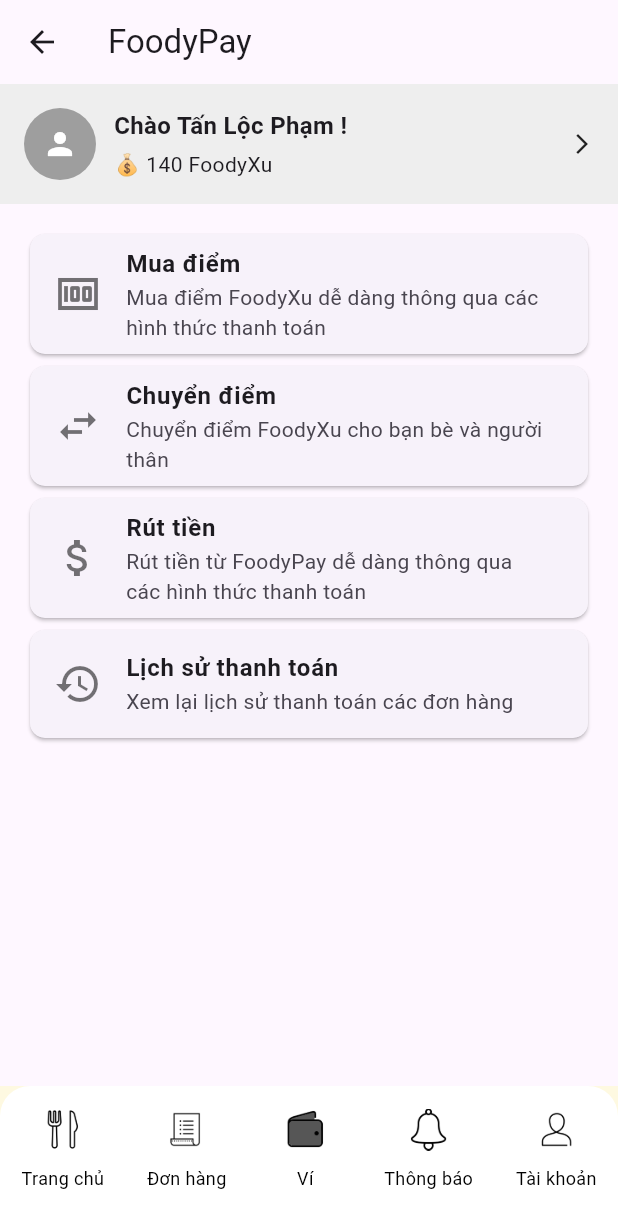
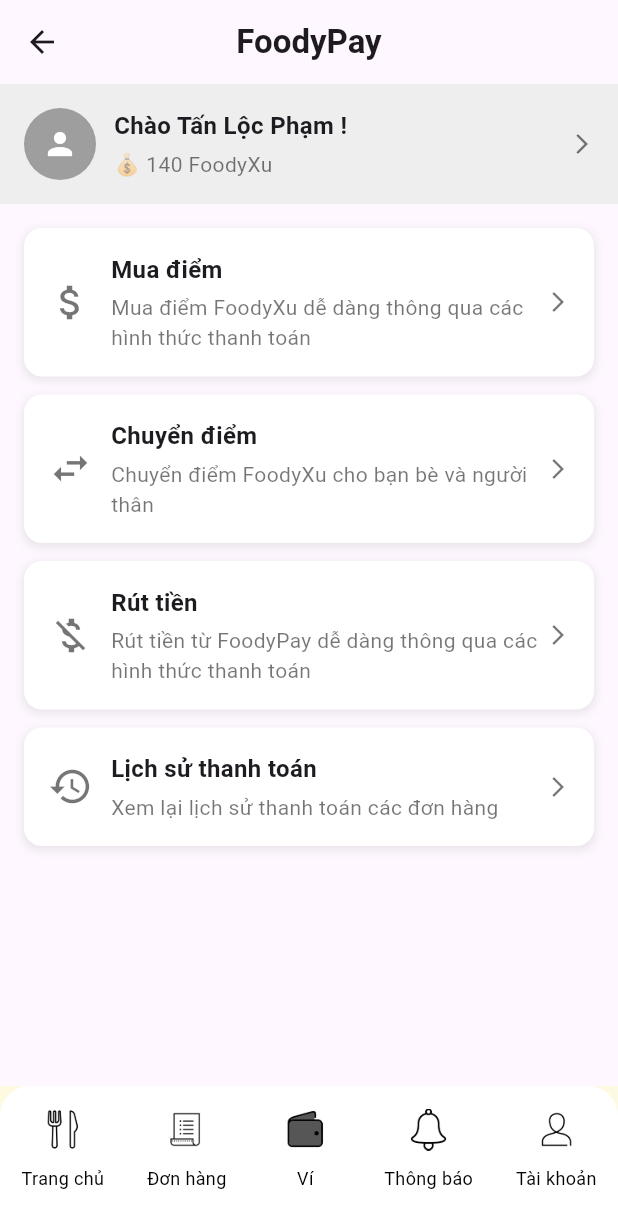
Before and after one commit to luongle0706/FoodyGo-Mobile, a Flutter app: the WalletHomepage screen opened by its route, on a phone screen of 412 x 824 dp. Shown: the top 1228 px of the screen. Run offline on Flutter 3.47's test engine with Material 3 defaults, Android fonts, the phone set to English and light mode, and no system bars; our stand-ins replace firebase_auth, firebase_core, firebase_messaging, flutter_local_notifications, flutter_secure_storage, go_router and 3 more; accounts and stored records are empty; generated files the repository leaves out were written again.

Commit message:
update ui

```diff
--- a/lib/main.dart
+++ b/lib/main.dart
@@ -14,6 +14,7 @@ import 'package:foodygo/view/pages/login.dart';
 import 'package:foodygo/view/pages/order_history.dart';
 import 'package:foodygo/view/pages/order_success.dart';
 import 'package:foodygo/view/pages/profile.dart';
+import 'package:foodygo/view/pages/profile_detail_page.dart';
 import 'package:foodygo/view/pages/protected_routes.dart';
 import 'package:foodygo/view/pages/register.dart';
 import 'package:foodygo/view/pages/register_info.dart';
@@ -139,7 +140,14 @@ class Main extends StatelessWidget {
                   name: 'protected_user',
                   path: '/protected/user',
                   pageBuilder: (context, state) {
-                    return MaterialPage(child: ProfilePage());
+                    return MaterialPage(child: UserProfileScreen());
+                  },
+                ),
+                GoRoute(
+                  name: 'protected_user_detail',
+                  path: '/protected/user/detail',
+                  pageBuilder: (context, state) {
+                    return MaterialPage(child: ProfileDetailPage());
                   },
                 ),
                 GoRoute(
@@ -154,7 +162,7 @@ class Main extends StatelessWidget {
                     path: '/protected/view-cart',
                     pageBuilder: (context, state) {
                       return MaterialPage(child: ViewCartPage());
-                    })
+                    }),
               ]),
           GoRoute(
               name: 'detail_order',
--- a/lib/utils/constants.dart
+++ b/lib/utils/constants.dart
@@ -1,2 +1,2 @@
-// const String globalURL = "https://foodygo.theanh0804.id.vn";
-const String globalURL = "http://10.0.2.2:8080";
+const String globalURL = "https://foodygo.theanh0804.id.vn";
+// const String globalURL = "http://10.0.2.2:8080";
--- a/lib/view/pages/wallet_homepage.dart
+++ b/lib/view/pages/wallet_homepage.dart
@@ -1,5 +1,4 @@
 import 'package:flutter/material.dart';
-import 'package:foodygo/view/components/wallet_option_card.dart';
 import 'package:go_router/go_router.dart';
 
 class WalletHomepage extends StatelessWidget {
@@ -9,80 +8,84 @@ class WalletHomepage extends StatelessWidget {
   Widget build(BuildContext context) {
     return Scaffold(
       appBar: AppBar(
-        title: Text('FoodyPay'),
+        title: const Text(
+          'FoodyPay',
+          style: TextStyle(fontWeight: FontWeight.bold),
+        ),
+        centerTitle: true,
         leading: IconButton(
-          icon: Icon(Icons.arrow_back),
-          onPressed: () {},
+          icon: const Icon(Icons.arrow_back),
+          onPressed: () => Navigator.pop(context),
         ),
       ),
       body: Column(
         children: [
-          GestureDetector(
-            onTap: () {
-              context.go('/protected/wallet/transaction-history');
-            },
-            child: Container(
-              padding: EdgeInsets.all(16),
+          Container(
+            padding: const EdgeInsets.symmetric(vertical: 16, horizontal: 16),
             color: Colors.grey[200],
             child: Row(
               children: [
-                  CircleAvatar(
+                const CircleAvatar(
                   radius: 24,
                   backgroundColor: Colors.grey,
                   child: Icon(Icons.person, color: Colors.white),
                 ),
-                  SizedBox(width: 12),
+                const SizedBox(width: 12),
                 Column(
                   crossAxisAlignment: CrossAxisAlignment.start,
-                    children: [
-                      Text('Chào Tấn Lộc Phạm !',
-                          style: TextStyle(
-                              fontSize: 16, fontWeight: FontWeight.bold)),
+                  children: const [
+                    Text(
+                      'Chào Tấn Lộc Phạm !',
+                      style:
+                          TextStyle(fontSize: 16, fontWeight: FontWeight.bold),
+                    ),
                     SizedBox(height: 4),
-                      Text('💰 140 FoodyXu', style: TextStyle(fontSize: 14)),
+                    Text(
+                      '💰 140 FoodyXu',
+                      style: TextStyle(fontSize: 14, color: Colors.black54),
+                    ),
                   ],
                 ),
-                  Spacer(),
-                  Icon(Icons.arrow_forward_ios, size: 16)
+                const Spacer(),
+                const Icon(Icons.arrow_forward_ios,
+                    size: 16, color: Colors.black54)
               ],
-              ),
             ),
           ),
           Expanded(
             child: ListView(
-              padding: EdgeInsets.all(16),
-              children: <Widget>[
-                WalletOptionCard(
-                    icon: Icons.money,
+              padding: const EdgeInsets.all(16),
+              children: [
+                _buildOptionCard(
+                  context,
+                  icon: Icons.attach_money,
                   title: 'Mua điểm',
                   subtitle:
                       'Mua điểm FoodyXu dễ dàng thông qua các hình thức thanh toán',
-                    onTap: () {
-                      GoRouter.of(context).go('/protected/wallet/topup');
-                    }),
-                WalletOptionCard(
+                  route: '/protected/wallet/topup',
+                ),
+                _buildOptionCard(
+                  context,
                   icon: Icons.swap_horiz,
                   title: 'Chuyển điểm',
                   subtitle: 'Chuyển điểm FoodyXu cho bạn bè và người thân',
-                    onTap: () {
-                      GoRouter.of(context).go('/protected/wallet/transfer');
-                    }),
-                WalletOptionCard(
-                    icon: Icons.attach_money,
+                  route: '/protected/wallet/transfer',
+                ),
+                _buildOptionCard(
+                  context,
+                  icon: Icons.money_off,
                   title: 'Rút tiền',
                   subtitle:
                       'Rút tiền từ FoodyPay dễ dàng thông qua các hình thức thanh toán',
-                    onTap: () {
-                      GoRouter.of(context).go('/protected/wallet/withdraw');
-                    }),
-                WalletOptionCard(
+                  route: '/protected/wallet/withdraw',
+                ),
+                _buildOptionCard(
+                  context,
                   icon: Icons.history,
                   title: 'Lịch sử thanh toán',
                   subtitle: 'Xem lại lịch sử thanh toán các đơn hàng',
-                    onTap: () {
-                      GoRouter.of(context)
-                          .go('/protected/wallet/transaction-history');
-                    }),
+                  route: '/protected/wallet/transaction-history',
+                ),
               ],
             ),
           ),
@@ -90,4 +93,59 @@ class WalletHomepage extends StatelessWidget {
       ),
     );
   }
+
+  Widget _buildOptionCard(
+    BuildContext context, {
+    required IconData icon,
+    required String title,
+    required String subtitle,
+    required String route,
+  }) {
+    return GestureDetector(
+      onTap: () => context.go(route),
+      child: Container(
+        padding: const EdgeInsets.all(16),
+        margin: const EdgeInsets.only(bottom: 12),
+        decoration: BoxDecoration(
+          color: Colors.white,
+          borderRadius: BorderRadius.circular(12),
+          boxShadow: [
+            BoxShadow(
+              color: Colors.grey.withOpacity(0.2),
+              spreadRadius: 1,
+              blurRadius: 4,
+              offset: const Offset(0, 2),
+            ),
+          ],
+        ),
+        child: Row(
+          children: [
+            Icon(icon, size: 30, color: Colors.black54),
+            const SizedBox(width: 12),
+            Expanded(
+              child: Column(
+                crossAxisAlignment: CrossAxisAlignment.start,
+                children: [
+                  Text(
+                    title,
+                    style: const TextStyle(
+                      fontSize: 16,
+                      fontWeight: FontWeight.bold,
+                    ),
+                  ),
+                  const SizedBox(height: 4),
+                  Text(
+                    subtitle,
+                    style: const TextStyle(fontSize: 14, color: Colors.black54),
+                  ),
+                ],
+              ),
+            ),
+            const Icon(Icons.arrow_forward_ios,
+                size: 16, color: Colors.black54),
+          ],
+        ),
+      ),
+    );
   }
+}
```
Also changed, not shown: lib/view/pages/profile.dart (+68 -66 lines), lib/view/pages/profile_detail_page.dart (added, +65 -0 lines), lib/view/pages/withdraw_page.dart (+71 -25 lines), 126 other files. Lines whose indentation alone changed are shown as unchanged.
